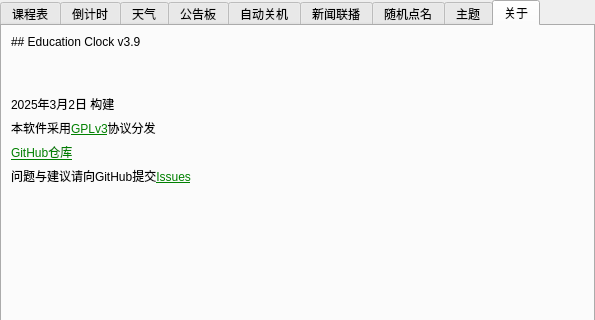
This is ui/setting.ui in Return-Log/Education-Clock as Qt 5 draws it before an edit; both pictures show x 0 to 595 and y 0 to 320 of the 595 by 630 pixel window. The edited form follows.
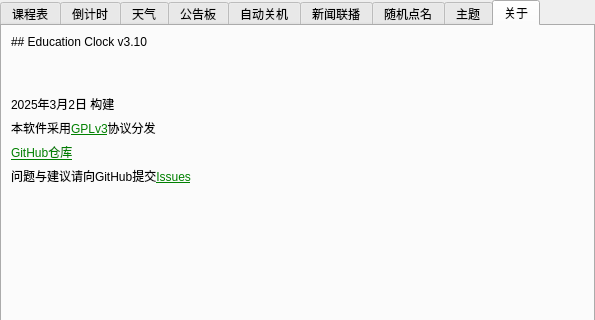
This is the edited form. Icons and pictures are not drawn.

The edit to the form file:
```diff
--- a/ui/setting.ui
+++ b/ui/setting.ui
@@ -759,7 +759,7 @@
        <item row="0" column="1" colspan="3">
         <widget class="QLabel" name="label_32">
          <property name="text">
-          <string>## Education Clock v3.9</string>
+          <string>## Education Clock v3.10</string>
          </property>
          <property name="textFormat">
           <enum>Qt::MarkdownText</enum>
```
